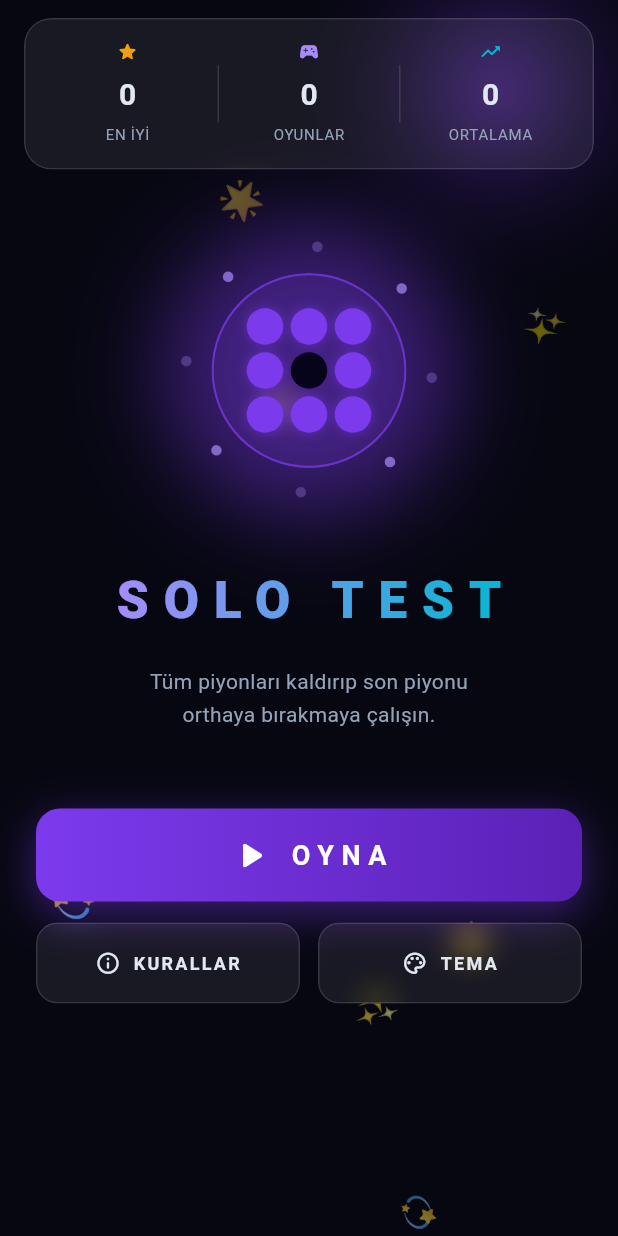
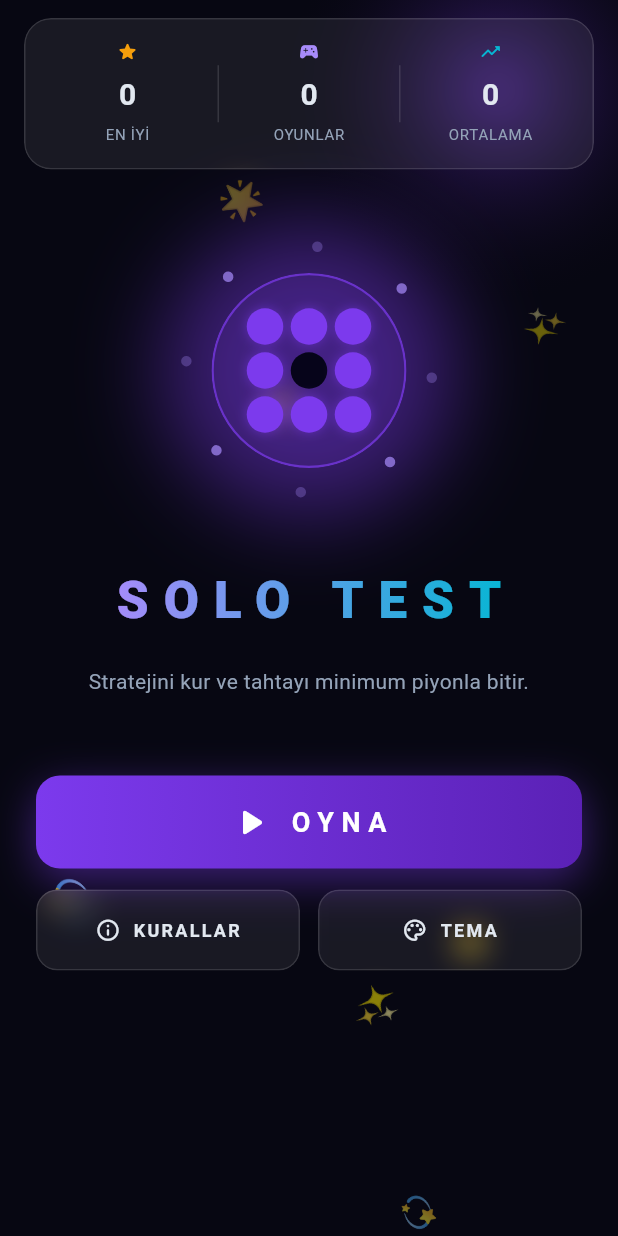
Before and after one commit to dilara-karaca/solo_test, a Flutter app: the HomeScreen screen opened by its route, on a phone screen of 412 x 824 dp. Run offline on Flutter 3.47's test engine with Material 3 defaults, Android fonts, the phone set to English and light mode, and no system bars; our stand-ins replace shared_preferences; accounts and stored records are empty.

Commit message:
Ana sayfa alt yazısı güncellendi

```diff
--- a/lib/screens/home/home_screen.dart
+++ b/lib/screens/home/home_screen.dart
@@ -138,7 +138,7 @@ class _HomeScreenState extends State<HomeScreen> with TickerProviderStateMixin {
                           ),
                           const SizedBox(height: 16),
                           Text(
-                            'Tüm piyonları kaldırıp son piyonu\northaya bırakmaya çalışın.',
+                            'Stratejini kur ve tahtayı minimum piyonla bitir.',
                             style: TextStyle(
                               color: theme.textSecondary,
                               fontSize: 14,
```
